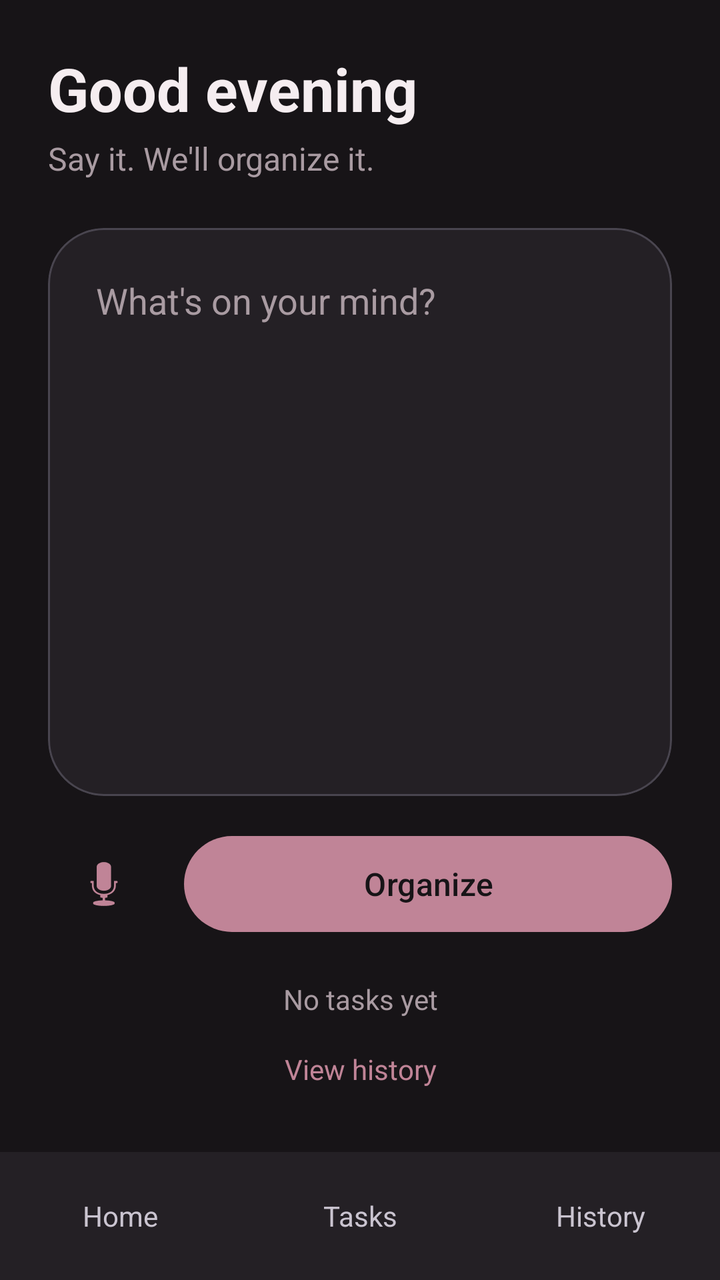
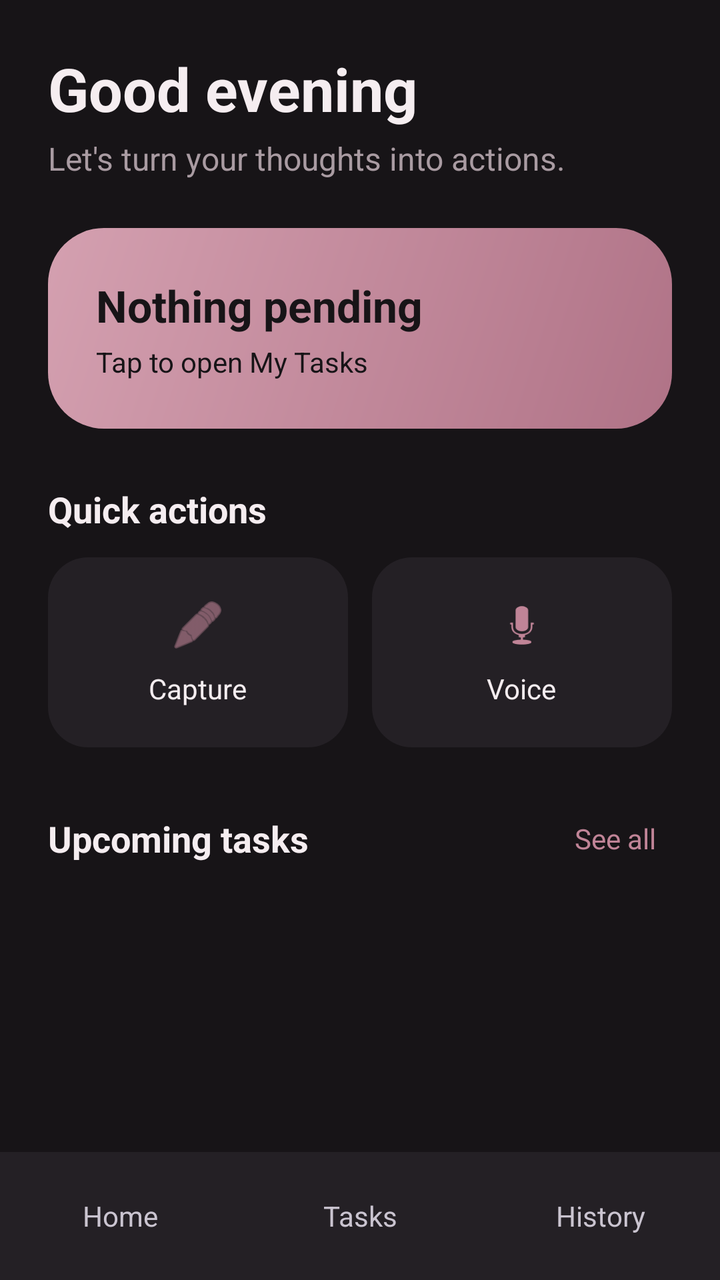

Two renders of the same Android screen: before a commit and after it. Below are the layout's source before the change and the commit's diff.
<!-- AndroidManifest.xml: application theme Theme.Unsaid -->
<!-- res/layout/activity_main.xml -->
<?xml version="1.0" encoding="utf-8"?>
<LinearLayout xmlns:android="http://schemas.android.com/apk/res/android"
    xmlns:app="http://schemas.android.com/apk/res-auto"
    android:id="@+id/main"
    android:layout_width="match_parent"
    android:layout_height="match_parent"
    android:background="@color/unsaid_background"
    android:fitsSystemWindows="true"
    android:orientation="vertical">

    <LinearLayout
        android:layout_width="match_parent"
        android:layout_height="0dp"
        android:layout_weight="1"
        android:orientation="vertical"
        android:padding="24dp">

        <TextView
            android:id="@+id/tvGreeting"
            android:layout_width="wrap_content"
            android:layout_height="wrap_content"
            android:text="Good evening"
            android:textColor="@color/unsaid_text"
            android:textSize="30sp"
            android:textStyle="bold" />

        <TextView
            android:layout_width="wrap_content"
            android:layout_height="wrap_content"
            android:layout_marginTop="4dp"
            android:text="Say it. We'll organize it."
            android:textColor="@color/unsaid_text_secondary"
            android:textSize="16sp" />

        <com.google.android.material.card.MaterialCardView
            android:layout_width="match_parent"
            android:layout_height="0dp"
            android:layout_marginTop="24dp"
            android:layout_weight="1"
            app:cardBackgroundColor="@color/unsaid_surface"
            app:cardCornerRadius="28dp"
            app:cardElevation="0dp">

            <EditText
                android:id="@+id/etThought"
                android:layout_width="match_parent"
                android:layout_height="match_parent"
                android:background="@android:color/transparent"
                android:gravity="top|start"
                android:hint="What's on your mind?"
                android:inputType="textMultiLine|textCapSentences"
                android:padding="24dp"
                android:textColor="@color/unsaid_text"
                android:textColorHint="@color/unsaid_text_secondary"
                android:textSize="18sp" />
        </com.google.android.material.card.MaterialCardView>

        <LinearLayout
            android:layout_width="match_parent"
            android:layout_height="wrap_content"
            android:layout_marginTop="16dp"
            android:gravity="center_vertical"
            android:orientation="horizontal">

            <ImageButton
                android:id="@+id/btnMic"
                android:layout_width="56dp"
                android:layout_height="56dp"
                android:background="@android:color/transparent"
                android:contentDescription="Voice input"
                android:src="@android:drawable/ic_btn_speak_now"
                app:tint="@color/unsaid_accent" />

            <com.google.android.material.button.MaterialButton
                android:id="@+id/btnOrganize"
                android:layout_width="0dp"
                android:layout_height="56dp"
                android:layout_marginStart="12dp"
                android:layout_weight="1"
                android:text="Organize"
                android:textSize="16sp"
                app:cornerRadius="28dp" />
        </LinearLayout>

        <TextView
            android:id="@+id/tvSummary"
            android:layout_width="match_parent"
            android:layout_height="wrap_content"
            android:layout_marginTop="12dp"
            android:gravity="center"
            android:padding="8dp"
            android:text="No tasks yet"
            android:textColor="@color/unsaid_text_secondary"
            android:textSize="14sp" />

        <TextView
            android:id="@+id/tvHistory"
            android:layout_width="match_parent"
            android:layout_height="wrap_content"
            android:gravity="center"
            android:padding="8dp"
            android:text="View history"
            android:textColor="@color/unsaid_accent"
            android:textSize="14sp" />
    </LinearLayout>

    <include layout="@layout/view_nav" />
</LinearLayout>
<!-- res/layout/view_nav.xml (included above) -->
<?xml version="1.0" encoding="utf-8"?>
<LinearLayout xmlns:android="http://schemas.android.com/apk/res/android"
    android:layout_width="match_parent"
    android:layout_height="64dp"
    android:background="@color/unsaid_surface"
    android:orientation="horizontal">

    <TextView
        android:id="@+id/navHome"
        android:layout_width="0dp"
        android:layout_height="match_parent"
        android:layout_weight="1"
        android:gravity="center"
        android:text="Home"
        android:textSize="14sp" />

    <TextView
        android:id="@+id/navTasks"
        android:layout_width="0dp"
        android:layout_height="match_parent"
        android:layout_weight="1"
        android:gravity="center"
        android:text="Tasks"
        android:textSize="14sp" />

    <TextView
        android:id="@+id/navHistory"
        android:layout_width="0dp"
        android:layout_height="match_parent"
        android:layout_weight="1"
        android:gravity="center"
        android:text="History"
        android:textSize="14sp" />
</LinearLayout>
<!-- resources referenced by this layout -->
<resources>
  <color name="unsaid_accent">#C08497</color>
  <color name="unsaid_background">#171417</color>
  <color name="unsaid_surface">#242025</color>
  <color name="unsaid_text">#F5EDF0</color>
  <color name="unsaid_text_secondary">#A99BA2</color>
  <style name="Theme.Unsaid" parent="Base.Theme.Unsaid" />
  <style name="Base.Theme.Unsaid" parent="Theme.Material3.Dark.NoActionBar">
          <item name="colorPrimary">@color/unsaid_accent</item>
          <item name="colorOnPrimary">@color/unsaid_background</item>
          <item name="android:colorBackground">@color/unsaid_background</item>
          <item name="colorOnBackground">@color/unsaid_text</item>
          <item name="colorSurface">@color/unsaid_surface</item>
          <item name="colorOnSurface">@color/unsaid_text</item>
          <item name="colorOnSurfaceVariant">@color/unsaid_text_secondary</item>
          <item name="android:statusBarColor">@color/unsaid_background</item>
          <item name="android:navigationBarColor">@color/unsaid_background</item>
      </style>
</resources>

<!-- the commit's change to res/layout/activity_main.xml (unified diff, before → after) -->
@@ -8,101 +8,183 @@
     android:fitsSystemWindows="true"
     android:orientation="vertical">
 
-    <LinearLayout
+    <ScrollView
         android:layout_width="match_parent"
         android:layout_height="0dp"
-        android:layout_weight="1"
-        android:orientation="vertical"
-        android:padding="24dp">
-
-        <TextView
-            android:id="@+id/tvGreeting"
-            android:layout_width="wrap_content"
-            android:layout_height="wrap_content"
-            android:text="Good evening"
-            android:textColor="@color/unsaid_text"
-            android:textSize="30sp"
-            android:textStyle="bold" />
-
-        <TextView
-            android:layout_width="wrap_content"
-            android:layout_height="wrap_content"
-            android:layout_marginTop="4dp"
-            android:text="Say it. We'll organize it."
-            android:textColor="@color/unsaid_text_secondary"
-            android:textSize="16sp" />
-
-        <com.google.android.material.card.MaterialCardView
-            android:layout_width="match_parent"
-            android:layout_height="0dp"
-            android:layout_marginTop="24dp"
-            android:layout_weight="1"
-            app:cardBackgroundColor="@color/unsaid_surface"
-            app:cardCornerRadius="28dp"
-            app:cardElevation="0dp">
-
-            <EditText
-                android:id="@+id/etThought"
-                android:layout_width="match_parent"
-                android:layout_height="match_parent"
-                android:background="@android:color/transparent"
-                android:gravity="top|start"
-                android:hint="What's on your mind?"
-                android:inputType="textMultiLine|textCapSentences"
-                android:padding="24dp"
-                android:textColor="@color/unsaid_text"
-                android:textColorHint="@color/unsaid_text_secondary"
-                android:textSize="18sp" />
-        </com.google.android.material.card.MaterialCardView>
+        android:layout_weight="1">
 
         <LinearLayout
             android:layout_width="match_parent"
             android:layout_height="wrap_content"
-            android:layout_marginTop="16dp"
-            android:gravity="center_vertical"
-            android:orientation="horizontal">
-
-            <ImageButton
-                android:id="@+id/btnMic"
-                android:layout_width="56dp"
-                android:layout_height="56dp"
-                android:background="@android:color/transparent"
-                android:contentDescription="Voice input"
-                android:src="@android:drawable/ic_btn_speak_now"
-                app:tint="@color/unsaid_accent" />
-
-            <com.google.android.material.button.MaterialButton
-                android:id="@+id/btnOrganize"
-                android:layout_width="0dp"
-                android:layout_height="56dp"
-                android:layout_marginStart="12dp"
-                android:layout_weight="1"
-                android:text="Organize"
-                android:textSize="16sp"
-                app:cornerRadius="28dp" />
+            android:orientation="vertical"
+            android:padding="24dp">
+
+            <TextView
+                android:id="@+id/tvGreeting"
+                android:layout_width="wrap_content"
+                android:layout_height="wrap_content"
+                android:text="Good evening"
+                android:textColor="@color/unsaid_text"
+                android:textSize="30sp"
+                android:textStyle="bold" />
+
+            <TextView
+                android:layout_width="wrap_content"
+                android:layout_height="wrap_content"
+                android:layout_marginTop="4dp"
+                android:text="Let's turn your thoughts into actions."
+                android:textColor="@color/unsaid_text_secondary"
+                android:textSize="16sp" />
+
+            <LinearLayout
+                android:id="@+id/cardTasks"
+                android:layout_width="match_parent"
+                android:layout_height="wrap_content"
+                android:layout_marginTop="24dp"
+                android:background="@drawable/bg_rose_card"
+                android:clickable="true"
+                android:focusable="true"
+                android:orientation="vertical"
+                android:padding="24dp">
+
+                <TextView
+                    android:id="@+id/tvCardTitle"
+                    android:layout_width="wrap_content"
+                    android:layout_height="wrap_content"
+                    android:text="Nothing pending"
+                    android:textColor="@color/unsaid_background"
+                    android:textSize="22sp"
+                    android:textStyle="bold" />
+
+                <TextView
+                    android:id="@+id/tvCardSub"
+                    android:layout_width="wrap_content"
+                    android:layout_height="wrap_content"
+                    android:layout_marginTop="4dp"
+                    android:text="Tap to open My Tasks"
+                    android:textColor="@color/unsaid_background"
+                    android:textSize="14sp" />
+            </LinearLayout>
+
+            <TextView
+                android:layout_width="wrap_content"
+                android:layout_height="wrap_content"
+                android:layout_marginTop="28dp"
+                android:text="Quick actions"
+                android:textColor="@color/unsaid_text"
+                android:textSize="18sp"
+                android:textStyle="bold" />
+
+            <LinearLayout
+                android:layout_width="match_parent"
+                android:layout_height="wrap_content"
+                android:layout_marginTop="12dp"
+                android:orientation="horizontal">
+
+                <LinearLayout
+                    android:id="@+id/tileCapture"
+                    android:layout_width="0dp"
+                    android:layout_height="wrap_content"
+                    android:layout_marginEnd="6dp"
+                    android:layout_weight="1"
+                    android:background="@drawable/bg_tile"
+                    android:clickable="true"
+                    android:focusable="true"
+                    android:gravity="center"
+                    android:orientation="vertical"
+                    android:padding="20dp">
+
+                    <ImageView
+                        android:layout_width="28dp"
+                        android:layout_height="28dp"
+                        android:importantForAccessibility="no"
+                        android:src="@android:drawable/ic_menu_edit"
+                        app:tint="@color/unsaid_accent" />
+
+                    <TextView
+                        android:layout_width="wrap_content"
+                        android:layout_height="wrap_content"
+                        android:layout_marginTop="8dp"
+                        android:text="Capture"
+                        android:textColor="@color/unsaid_text"
+                        android:textSize="14sp" />
+                </LinearLayout>
+
+                <LinearLayout
+                    android:id="@+id/tileVoice"
+                    android:layout_width="0dp"
+                    android:layout_height="wrap_content"
+                    android:layout_marginStart="6dp"
+                    android:layout_weight="1"
+                    android:background="@drawable/bg_tile"
+                    android:clickable="true"
+                    android:focusable="true"
+                    android:gravity="center"
+                    android:orientation="vertical"
+                    android:padding="20dp">
+
+                    <ImageView
+                        android:layout_width="28dp"
+                        android:layout_height="28dp"
+                        android:importantForAccessibility="no"
+                        android:src="@android:drawable/ic_btn_speak_now"
+                        app:tint="@color/unsaid_accent" />
+
+                    <TextView
+                        android:layout_width="wrap_content"
+                        android:layout_height="wrap_content"
+                        android:layout_marginTop="8dp"
+                        android:text="Voice"
+                        android:textColor="@color/unsaid_text"
+                        android:textSize="14sp" />
+                </LinearLayout>
+            </LinearLayout>
+
+            <LinearLayout
+                android:layout_width="match_parent"
+                android:layout_height="wrap_content"
+                android:layout_marginTop="28dp"
+                android:gravity="center_vertical"
+                android:orientation="horizontal">
+
+                <TextView
+                    android:layout_width="0dp"
+                    android:layout_height="wrap_content"
+                    android:layout_weight="1"
+                    android:text="Upcoming tasks"
+                    android:textColor="@color/unsaid_text"
+                    android:textSize="18sp"
+                    android:textStyle="bold" />
+
+                <TextView
+                    android:id="@+id/tvSeeAll"
+                    android:layout_width="wrap_content"
+                    android:layout_height="wrap_content"
+                    android:padding="8dp"
+                    android:text="See all"
+                    android:textColor="@color/unsaid_accent"
+                    android:textSize="14sp" />
+            </LinearLayout>
+
+            <LinearLayout
+                android:id="@+id/upcomingList"
+                android:layout_width="match_parent"
+                android:layout_height="wrap_content"
+                android:layout_marginTop="8dp"
+                android:orientation="vertical" />
+
+            <TextView
+                android:id="@+id/tvUpcomingEmpty"
+                android:layout_width="match_parent"
+                android:layout_height="wrap_content"
+                android:gravity="center"
+                android:padding="24dp"
+                android:text="Nothing coming up. Tap Capture to add something."
+                android:textColor="@color/unsaid_text_secondary"
+                android:textSize="14sp"
+                android:visibility="gone" />
         </LinearLayout>
-
-        <TextView
-            android:id="@+id/tvSummary"
-            android:layout_width="match_parent"
-            android:layout_height="wrap_content"
-            android:layout_marginTop="12dp"
-            android:gravity="center"
-            android:padding="8dp"
-            android:text="No tasks yet"
-            android:textColor="@color/unsaid_text_secondary"
-            android:textSize="14sp" />
-
-        <TextView
-            android:id="@+id/tvHistory"
-            android:layout_width="match_parent"
-            android:layout_height="wrap_content"
-            android:gravity="center"
-            android:padding="8dp"
-            android:text="View history"
-            android:textColor="@color/unsaid_accent"
-            android:textSize="14sp" />
-    </LinearLayout>
+    </ScrollView>
 
     <include layout="@layout/view_nav" />
 </LinearLayout>
<!-- resource entries referenced after the edit -->
@@ -5,6 +5,23 @@
   <color name="unsaid_surface">#242025</color>
   <color name="unsaid_text">#F5EDF0</color>
   <color name="unsaid_text_secondary">#A99BA2</color>
+  <!-- drawable bg_rose_card (drawable) -->
+  <?xml version="1.0" encoding="utf-8"?>
+  <shape xmlns:android="http://schemas.android.com/apk/res/android"
+      android:shape="rectangle">
+      <gradient
+          android:angle="315"
+          android:endColor="#B07387"
+          android:startColor="#D4A0B0" />
+      <corners android:radius="28dp" />
+  </shape>
+  <!-- drawable bg_tile (drawable) -->
+  <?xml version="1.0" encoding="utf-8"?>
+  <shape xmlns:android="http://schemas.android.com/apk/res/android"
+      android:shape="rectangle">
+      <solid android:color="#242025" />
+      <corners android:radius="20dp" />
+  </shape>
   <style name="Theme.Unsaid" parent="Base.Theme.Unsaid" />
   <style name="Base.Theme.Unsaid" parent="Theme.Material3.Dark.NoActionBar">
           <item name="colorPrimary">@color/unsaid_accent</item>
